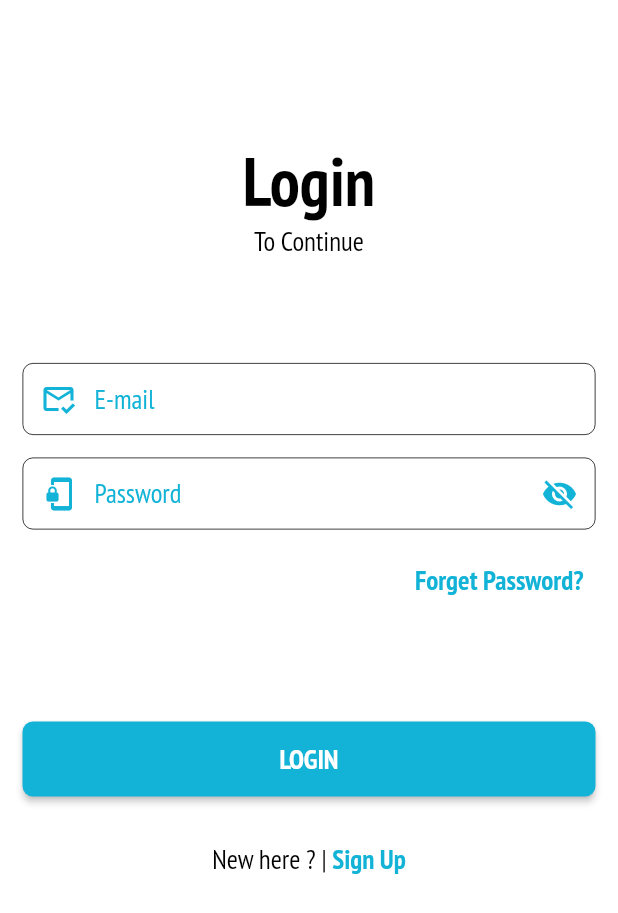
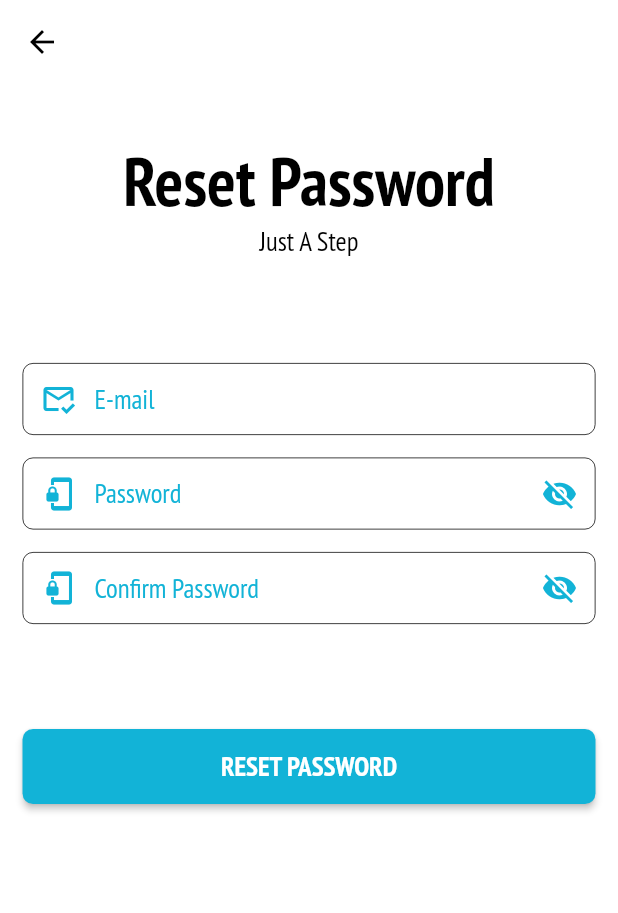
Before and after one commit to Neloy-SWE/Shop-Management, a Flutter app: the screen it shows after launch, after a tap on "Forget Password?", on a phone screen of 412 x 824 dp. Shown: the top 913 px of the screen. Run offline on Flutter 3.47's test engine with Material 2 defaults, Android fonts, the phone set to English and light mode, and no system bars.

Commit message:
forget password ui added

```diff
--- a/lib/screens/authentication/screen_forget_pass.dart
+++ b/lib/screens/authentication/screen_forget_pass.dart
@@ -0,0 +1,175 @@
+import 'package:flutter/material.dart';
+
+import '../../components/custom_button.dart';
+import '../../components/custom_input.dart';
+import '../../utilities/all_text.dart';
+import '../../utilities/app_size.dart';
+import '../../utilities/colors.dart';
+
+class ForgetPassword extends StatefulWidget {
+  const ForgetPassword({Key? key}) : super(key: key);
+
+  @override
+  State<ForgetPassword> createState() => _ForgetPasswordState();
+}
+
+class _ForgetPasswordState extends State<ForgetPassword> {
+  final TextEditingController _emailController = TextEditingController();
+  final TextEditingController _passwordController = TextEditingController();
+  final TextEditingController _confirmPasswordController =
+      TextEditingController();
+
+  bool passSecure = true;
+  bool confirmPassSecure = true;
+
+  final _formKeySignUp = GlobalKey<FormState>();
+
+  void _forgetPass() {
+    if (_formKeySignUp.currentState!.validate()) {
+      FocusScopeNode currentFocus = FocusScope.of(context);
+      if (!currentFocus.hasPrimaryFocus) {
+        currentFocus.unfocus();
+      }
+    }
+  }
+
+  @override
+  void dispose() {
+    _emailController.dispose();
+    _passwordController.dispose();
+    _confirmPasswordController.dispose();
+    super.dispose();
+  }
+
+  @override
+  Widget build(BuildContext context) {
+    return Scaffold(
+      appBar: AppBar(),
+      body: ListView(
+        padding: MyPadding.appPadding,
+        children: [
+          // title
+          Gap.gapH20,
+          Text(
+            AllTexts.resetPassword,
+            textAlign: TextAlign.center,
+            style: Theme.of(context).textTheme.headline1,
+          ),
+          Text(
+            AllTexts.justAStep,
+            textAlign: TextAlign.center,
+            style: Theme.of(context).textTheme.bodyText1,
+          ),
+          Gap.gapH70,
+
+          // forget pass form
+          Form(
+            key: _formKeySignUp,
+            child: Column(
+              children: [
+                // text field: email
+                AllInput.generalInput(
+                  context: context,
+                  controller: _emailController,
+                  textInputType: TextInputType.emailAddress,
+                  textInputAction: TextInputAction.next,
+                  hint: AllTexts.emailHint,
+                  label: AllTexts.email,
+                  prefixIcon: Icons.mark_email_read_outlined,
+                  validatorFunction: (value) {
+                    String pattern =
+                        r"^[a-zA-Z0-9.a-zA-Z0-9.!#$%&'*+-/=?^_`{|}~]+@[a-zA-Z0-9]+\.[a-zA-Z]+";
+                    RegExp regExp = RegExp(pattern);
+                    if (value!.isEmpty) {
+                      return "Field is required !!";
+                    } else if (!regExp.hasMatch(value)) {
+                      return 'Please enter valid email';
+                    }
+                    return null;
+                  },
+                ),
+                Gap.gapH15,
+
+                // text field: password
+                AllInput.generalInput(
+                  context: context,
+                  controller: _passwordController,
+                  textInputType: TextInputType.visiblePassword,
+                  textInputAction: TextInputAction.next,
+                  prefixIcon: Icons.phonelink_lock,
+                  suffixWidget: IconButton(
+                    onPressed: () {
+                      setState(() {
+                        passSecure = !passSecure;
+                      });
+                    },
+                    icon: Icon(
+                      passSecure ? Icons.visibility_off : Icons.visibility,
+                      color: AllColors.primaryColor,
+                    ),
+                  ),
+                  label: AllTexts.password,
+                  hint: AllTexts.passHint,
+                  secure: passSecure,
+                  validatorFunction: (value) {
+                    if (value!.isEmpty) {
+                      return "Field is required !!";
+                    } else if (value.length < 6) {
+                      return "Password length is less than 6 !!";
+                    }
+                    return null;
+                  },
+                ),
+                Gap.gapH15,
+
+                // text field: confirm password
+                AllInput.generalInput(
+                  context: context,
+                  controller: _confirmPasswordController,
+                  textInputType: TextInputType.visiblePassword,
+                  textInputAction: TextInputAction.done,
+                  prefixIcon: Icons.phonelink_lock,
+                  suffixWidget: IconButton(
+                    onPressed: () {
+                      setState(() {
+                        confirmPassSecure = !confirmPassSecure;
+                      });
+                    },
+                    icon: Icon(
+                      confirmPassSecure
+                          ? Icons.visibility_off
+                          : Icons.visibility,
+                      color: AllColors.primaryColor,
+                    ),
+                  ),
+                  label: AllTexts.confirmPassword,
+                  hint: AllTexts.passHint,
+                  secure: confirmPassSecure,
+                  validatorFunction: (value) {
+                    if (value!.isEmpty) {
+                      return "Field is required !!";
+                    } else if (value.length < 6) {
+                      return "Password length is less than 6 !!";
+                    } else if (_passwordController.text.trim() != value) {
+                      return "Password is not matched !!";
+                    }
+                    return null;
+                  },
+                ),
+                Gap.gapH70,
+              ],
+            ),
+          ),
+
+          // submit button
+          AllButton.generalButton(
+            context: context,
+            btnText: AllTexts.resetPasswordCap,
+            onTap: _forgetPass,
+          ),
+          Gap.gapH30,
+        ],
+      ),
+    );
+  }
+}
--- a/lib/screens/authentication/screen_login.dart
+++ b/lib/screens/authentication/screen_login.dart
@@ -1,6 +1,7 @@
 import 'package:flutter/material.dart';
 import 'package:shop_management/components/custom_input.dart';
 import 'package:shop_management/components/custom_sign_nav.dart';
+import 'package:shop_management/screens/authentication/screen_forget_pass.dart';
 import 'package:shop_management/screens/authentication/screen_sign_up.dart';
 import 'package:shop_management/utilities/app_size.dart';
 import 'package:shop_management/utilities/colors.dart';
@@ -17,7 +18,7 @@ class Login extends StatefulWidget {
 
 class _LoginState extends State<Login> {
   final TextEditingController _emailController = TextEditingController();
-  final TextEditingController _passController = TextEditingController();
+  final TextEditingController _passwordController = TextEditingController();
 
   bool passSecure = true;
 
@@ -39,7 +40,7 @@ class _LoginState extends State<Login> {
   @override
   void dispose() {
     _emailController.dispose();
-    _passController.dispose();
+    _passwordController.dispose();
     super.dispose();
   }
 
@@ -95,7 +96,7 @@ class _LoginState extends State<Login> {
                 // text field: password
                 AllInput.generalInput(
                   context: context,
-                  controller: _passController,
+                  controller: _passwordController,
                   textInputType: TextInputType.visiblePassword,
                   textInputAction: TextInputAction.done,
                   prefixIcon: Icons.phonelink_lock,
@@ -117,7 +118,7 @@ class _LoginState extends State<Login> {
                     if (value!.isEmpty) {
                       return "Field is required !!";
                     } else if (value.length < 6) {
-                      return "password length is less than 6 !!";
+                      return "Password length is less than 6 !!";
                     }
                     return null;
                   },
@@ -131,7 +132,13 @@ class _LoginState extends State<Login> {
           Align(
             alignment: Alignment.centerRight,
             child: TextButton(
-              onPressed: () {},
+              onPressed: () {
+                Navigator.of(context).push(
+                  MaterialPageRoute(
+                    builder: (builder) => const ForgetPassword(),
+                  ),
+                );
+              },
               child: Text(
                 AllTexts.forgetPass,
                 style: Theme.of(context).textTheme.headline5,
--- a/lib/screens/authentication/screen_sign_up.dart
+++ b/lib/screens/authentication/screen_sign_up.dart
@@ -29,7 +29,6 @@ class _SignUpState extends State<SignUp> {
   bool confirmPassSecure = true;
 
   final _fromKeySignUp = GlobalKey<FormState>();
-
 
   void _signUp() {
     if (_fromKeySignUp.currentState!.validate()) {
@@ -206,7 +205,7 @@ class _SignUpState extends State<SignUp> {
                   if (value!.isEmpty) {
                     return "Field is required !!";
                   } else if (value.length < 6) {
-                    return "password length is less than 6 !!";
+                    return "Password length is less than 6 !!";
                   }
                   return null;
                 },
@@ -238,7 +237,9 @@ class _SignUpState extends State<SignUp> {
                   if (value!.isEmpty) {
                     return "Field is required !!";
                   } else if (value.length < 6) {
-                    return "password length is less than 6 !!";
+                    return "Password length is less than 6 !!";
+                  } else if (_passwordController.text.trim() != value) {
+                    return "Password is not matched !!";
                   }
                   return null;
                 },
@@ -255,7 +256,6 @@ class _SignUpState extends State<SignUp> {
           ),
           Gap.gapH30,
 
-
           // sign nav
           CustomSignNav.signNav(
             context: context,
@@ -268,7 +268,7 @@ class _SignUpState extends State<SignUp> {
               );
             },
             startText: AllTexts.alreadyHaveAcc,
-            navText: AllTexts.signUp,
+            navText: AllTexts.login,
           ),
           Gap.gapH30,
         ],
--- a/lib/utilities/all_text.dart
+++ b/lib/utilities/all_text.dart
@@ -16,6 +16,7 @@ class AllTexts {
   static const String newHere = "New here ? | ";
   static const String signUp = "Sign Up";
   static const String signUpCap = "SIGN UP";
+  static const String resetPasswordCap = "RESET PASSWORD";
   static const String createAccount = "Create Account";
   static const String toExplore = "To Explore";
   static const String storeName = "Store Name";
@@ -28,4 +29,6 @@ class AllTexts {
   static const String countryHint = "Bangladesh";
   static const String confirmPassword = "Confirm Password";
   static const String alreadyHaveAcc = "Already have account ? | ";
+  static const String resetPassword = "Reset Password";
+  static const String justAStep = "Just A Step";
 }
```
Also changed, not shown: 1 other file.
